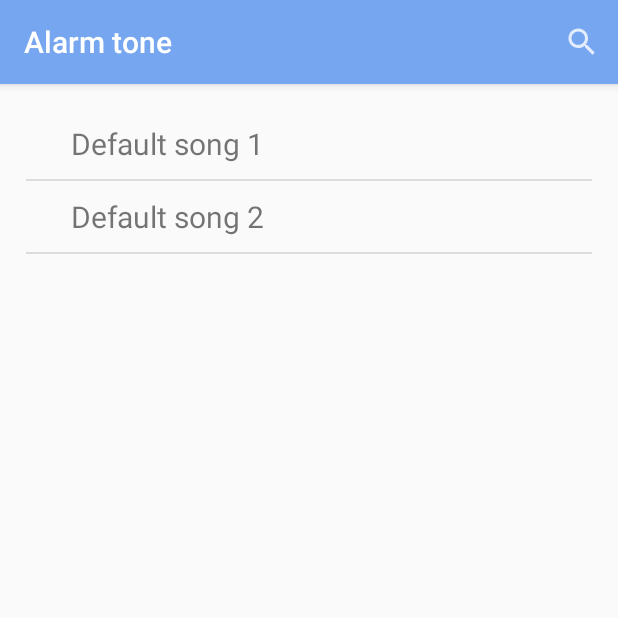
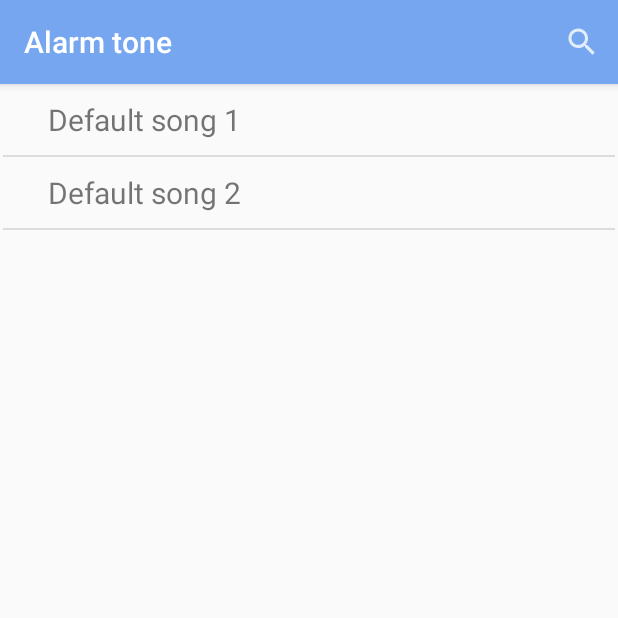
Before and after one commit to rxunxk/WakeUP, an Android app: the RingtoneSelector screen opened directly, with no data from a screen before it, on a phone screen of 412 x 824 dp, the top half of it. Run offline under Robolectric (Android 15) with nearby library versions, the phone set to English and light mode, and no system bars.

```diff
--- a/app/src/main/java/com/raunak/alarmdemo4/Activities/RingtoneSelector.java
+++ b/app/src/main/java/com/raunak/alarmdemo4/Activities/RingtoneSelector.java
@@ -77,8 +77,8 @@ public class RingtoneSelector extends AppCompatActivity implements SongSelectorI
         getMusic();
         songNameArrayList.add("Default song 1");
         songNameArrayList.add("Default song 2");
-        pathArrayList.add("Default song 1");
-        pathArrayList.add("Default song2");
+        pathArrayList.add("song1");
+        pathArrayList.add("song2");
         songsAdapter = new SongsAdapter(songNameArrayList,this);
         recyclerView.setLayoutManager(new LinearLayoutManager(getApplicationContext()));
         recyclerView.setAdapter(songsAdapter);
@@ -129,7 +129,7 @@ public class RingtoneSelector extends AppCompatActivity implements SongSelectorI
         Intent resultIntent = new Intent();
         resultIntent.putExtra("SongName",pathArrayList.get(position));
         setResult(RESULT_OK,resultIntent);
-        Toast.makeText(getApplicationContext(), ""+pathArrayList.get(position), Toast.LENGTH_SHORT).show();
+        Toast.makeText(getApplicationContext(), ""+songNameArrayList.get(position), Toast.LENGTH_SHORT).show();
         finish();
     }
 }
--- a/app/src/main/java/com/raunak/alarmdemo4/Activities/ScreenShake.java
+++ b/app/src/main/java/com/raunak/alarmdemo4/Activities/ScreenShake.java
@@ -75,10 +75,10 @@ public class ScreenShake extends AppCompatActivity {
             Log.d("not working!","not working!");
         }
         cursor.close();
-        if (songPath.equals("Default song 1")){
+        if (songPath.equals("song1")){
             mp = MediaPlayer.create(this,R.raw.alarm_tone1);
             mp.start();
-        }else if (songPath.equals("Default song 2")){
+        }else if (songPath.equals("song2")){
             mp = MediaPlayer.create(this,R.raw.alarm_tone2);
             mp.start();
         }else {
--- a/app/src/main/res/layout/activity_ringtonee_selector.xml
+++ b/app/src/main/res/layout/activity_ringtonee_selector.xml
@@ -7,19 +7,11 @@
     tools:context=".Activities.RingtoneSelector">
 
     <androidx.recyclerview.widget.RecyclerView
-        android:id="@+id/defaultSongsList"
-        android:layout_width="match_parent"
-        android:layout_height="match_parent"
-        android:layout_above="@id/songsList"
-        android:padding="16dp"/>
-
-    <androidx.recyclerview.widget.RecyclerView
         android:id="@+id/songsList"
         android:layout_width="match_parent"
         android:layout_height="match_parent"
-        android:padding="16dp"
-        android:layout_marginStart="1dp"
-        android:layout_marginEnd="1dp"
+        android:layout_marginStart="2dp"
+        android:layout_marginEnd="2dp"
         android:layout_marginBottom="2dp" />
 
 </RelativeLayout>
```
Also changed, not shown: app/src/main/java/com/raunak/alarmdemo4/Activities/SnoozeActivity.java (+3 -6 lines).
